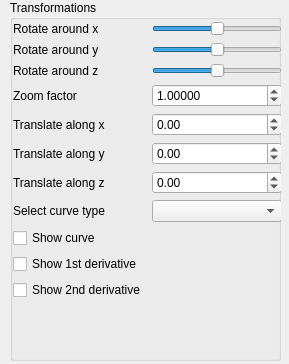
Lasoloz/cagd-assignments, file QtFramework/GUI/SideWidget.ui: the form before one commit.
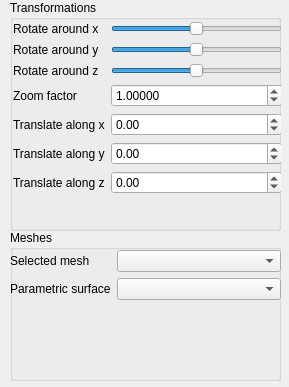
The form after the commit.

Commit message: [devel-meshes] Finished lab3

What changed in the file:
```diff
--- a/QtFramework/GUI/SideWidget.ui
+++ b/QtFramework/GUI/SideWidget.ui
@@ -7,7 +7,7 @@
     <x>0</x>
     <y>0</y>
     <width>289</width>
-    <height>364</height>
+    <height>387</height>
    </rect>
   </property>
   <property name="sizePolicy">
@@ -31,7 +31,7 @@
      <x>10</x>
      <y>0</y>
      <width>271</width>
-     <height>361</height>
+     <height>231</height>
     </rect>
    </property>
    <property name="title">
@@ -43,7 +43,7 @@
       <x>3</x>
       <y>21</y>
       <width>269</width>
-      <height>331</height>
+      <height>201</height>
      </rect>
     </property>
     <layout class="QFormLayout" name="formLayout">
@@ -217,36 +217,50 @@
        </property>
       </widget>
      </item>
-     <item row="7" column="1">
-      <widget class="QComboBox" name="renderable_selector"/>
-     </item>
-     <item row="7" column="0">
+    </layout>
+   </widget>
+  </widget>
+  <widget class="QGroupBox" name="groupBox_2">
+   <property name="geometry">
+    <rect>
+     <x>10</x>
+     <y>230</y>
+     <width>271</width>
+     <height>151</height>
+    </rect>
+   </property>
+   <property name="title">
+    <string>Meshes</string>
+   </property>
+   <widget class="QWidget" name="formLayoutWidget">
+    <property name="geometry">
+     <rect>
+      <x>0</x>
+      <y>20</y>
+      <width>271</width>
+      <height>131</height>
+     </rect>
+    </property>
+    <layout class="QFormLayout" name="formLayout_2">
+     <item row="0" column="0">
       <widget class="QLabel" name="label_8">
        <property name="text">
-        <string>Select curve type</string>
+        <string>Selected mesh</string>
        </property>
       </widget>
      </item>
-     <item row="8" column="0">
-      <widget class="QCheckBox" name="cb_curve">
-       <property name="text">
-        <string>Show curve</string>
-       </property>
-      </widget>
+     <item row="0" column="1">
+      <widget class="QComboBox" name="mesh_selector"/>
      </item>
-     <item row="9" column="0">
-      <widget class="QCheckBox" name="cb_1st_deriv">
+     <item row="1" column="0">
+      <widget class="QLabel" name="label_9">
        <property name="text">
-        <string>Show 1st derivative</string>
+        <string>Parametric surface</string>
        </property>
       </widget>
      </item>
-     <item row="10" column="0">
-      <widget class="QCheckBox" name="cb_2nd_deriv">
-       <property name="text">
-        <string>Show 2nd derivative</string>
-       </property>
-      </widget>
+     <item row="1" column="1">
+      <widget class="QComboBox" name="parametric_selector"/>
      </item>
     </layout>
    </widget>
```
The commit also changes 16 other files.
